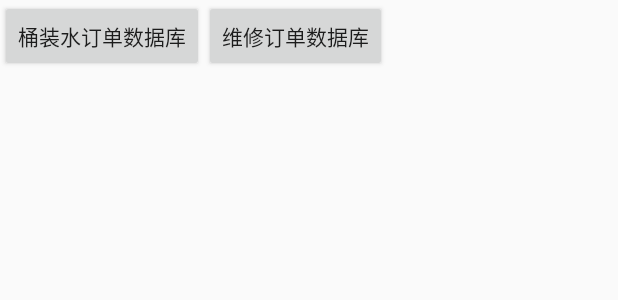
After one commit to CXinQuan/YiZhKu, an Android app: the layout pager_order.xml on its own in the app's theme, with its tools: preview values and no code run, on a phone screen of 412 x 824 dp. The commit adds this screen. Shown: the top 300 px of the screen. Run offline under Robolectric (Android 15) with nearby library versions, the phone set to English and light mode, and no system bars.

Commit message:
添加维修数据库

```diff
--- a/app/src/main/java/global/Constants.java
+++ b/app/src/main/java/global/Constants.java
@@ -71,4 +71,6 @@ public class Constants {
     public static final int SUBMISSION = 0;
     public static final int ADMISSIBLE = 1;
     public static final int COMPLETED = 2;
+
+
 }
--- /dev/null
+++ b/app/src/main/res/layout/pager_order.xml
@@ -0,0 +1,18 @@
+<?xml version="1.0" encoding="utf-8"?>
+<LinearLayout xmlns:android="http://schemas.android.com/apk/res/android"
+    android:layout_width="match_parent"
+    android:layout_height="match_parent">
+
+    <Button
+        android:id="@+id/btn_water"
+        android:layout_width="wrap_content"
+        android:layout_height="wrap_content"
+        android:text="桶装水订单数据库" />
+
+    <Button
+        android:id="@+id/btn_repair"
+        android:layout_width="wrap_content"
+        android:layout_height="wrap_content"
+        android:text="维修订单数据库" />
+
+</LinearLayout>
```
Also changed, not shown: app/src/main/java/bean/RepairBean.java (+9 -0 lines), app/src/main/java/database/helper/MyDataBaseHelper.java (+24 -2 lines), app/src/main/java/database/manager/RepairManager.java (added, +123 -0 lines), app/src/main/java/fragment/RepairFragment.java (+8 -2 lines), app/src/main/java/page/OrderPager.java (+36 -3 lines).
